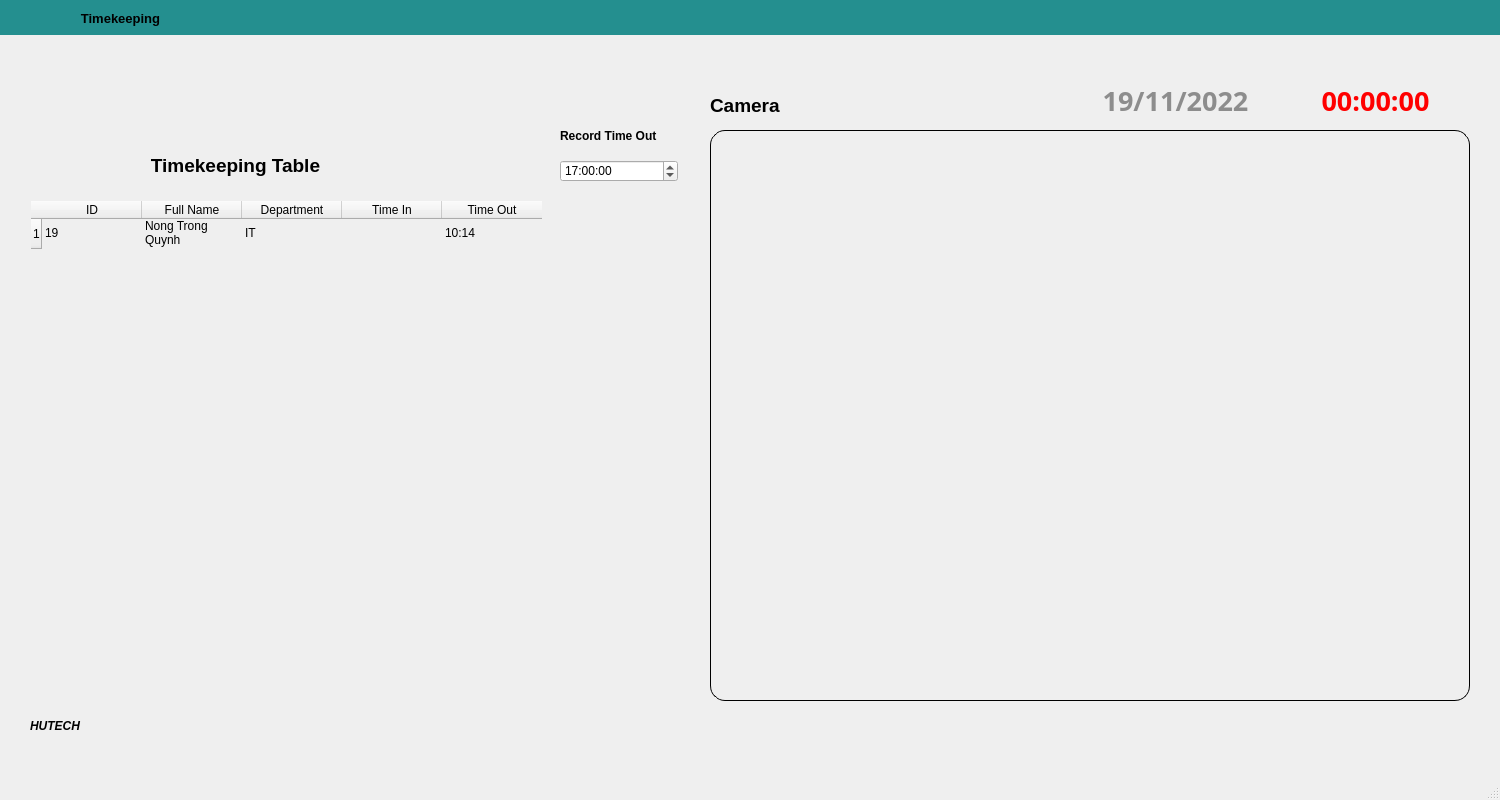
Before: the Qt Designer form UI/Timekeeping.ui in TrongQuynh/Face-Recognation, drawn with Qt 5.
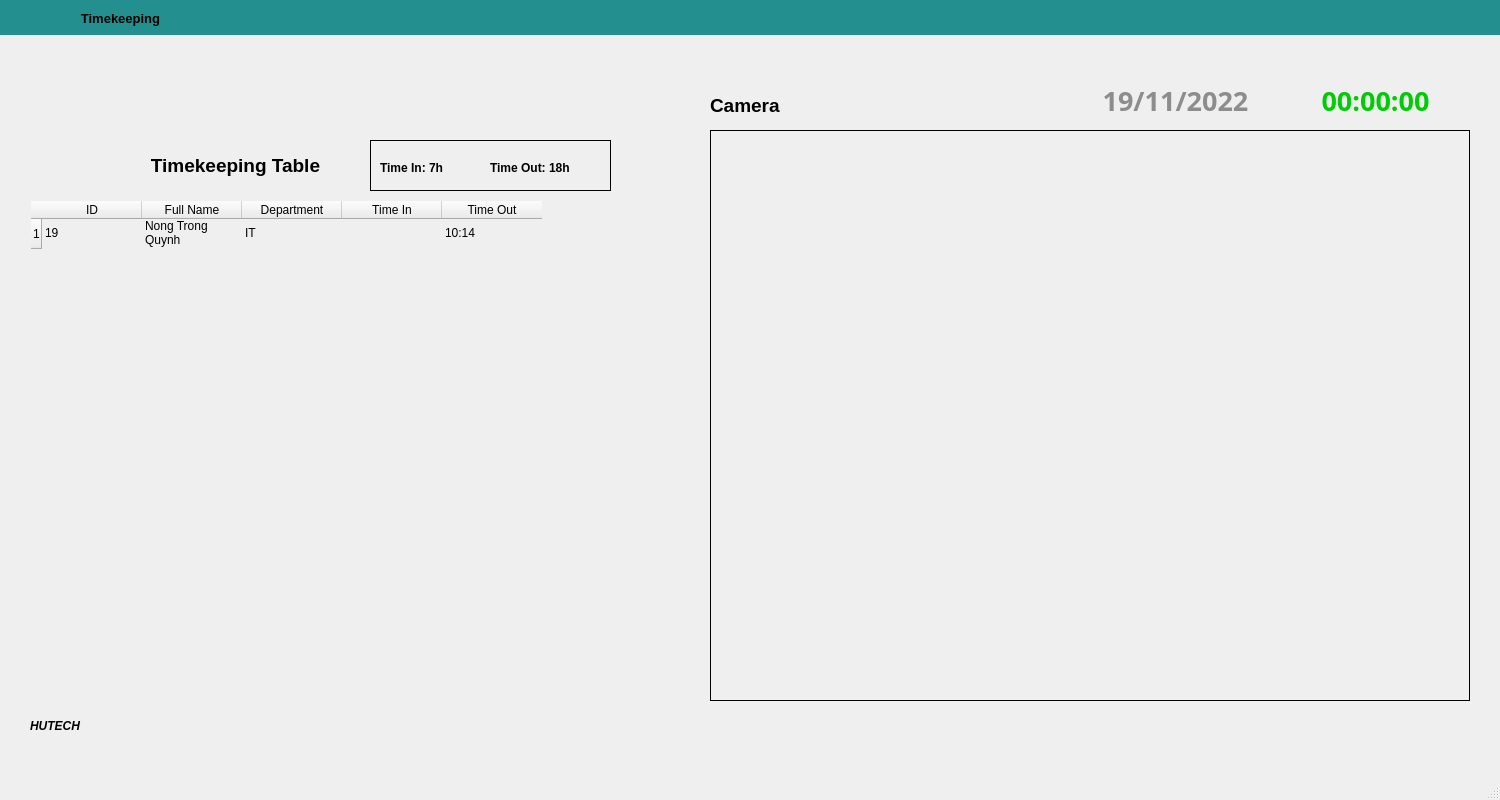
After: the same form once the commit is applied. Icons and pictures are not drawn.

The edit to the form file:
```diff
--- a/UI/Timekeeping.ui
+++ b/UI/Timekeeping.ui
@@ -26,7 +26,7 @@
     <property name="styleSheet">
      <string notr="true">#lbl_Capture{
 	border: 1px solid black;
-	border-radius: 15px
+	background: transparent;
 }</string>
     </property>
     <property name="text">
@@ -152,7 +152,7 @@
     </property>
     <property name="styleSheet">
      <string notr="true">#lbl_Clock{
-	color:#ff0000;
+	color:#00cc03;
 }</string>
     </property>
     <property name="text">
@@ -277,43 +277,6 @@
      <bool>true</bool>
     </property>
    </widget>
-   <widget class="QTimeEdit" name="TE_TimeOut">
-    <property name="geometry">
-     <rect>
-      <x>560</x>
-      <y>160</y>
-      <width>118</width>
-      <height>22</height>
-     </rect>
-    </property>
-    <property name="time">
-     <time>
-      <hour>17</hour>
-      <minute>0</minute>
-      <second>0</second>
-     </time>
-    </property>
-   </widget>
-   <widget class="QLabel" name="label_4">
-    <property name="geometry">
-     <rect>
-      <x>560</x>
-      <y>120</y>
-      <width>121</width>
-      <height>31</height>
-     </rect>
-    </property>
-    <property name="font">
-     <font>
-      <family>Segoe UI</family>
-      <weight>75</weight>
-      <bold>true</bold>
-     </font>
-    </property>
-    <property name="text">
-     <string>Record Time Out</string>
-    </property>
-   </widget>
    <widget class="QLabel" name="label_Text">
     <property name="geometry">
      <rect>
@@ -397,6 +360,64 @@
      <set>Qt::AlignCenter</set>
     </property>
    </widget>
+   <widget class="QLabel" name="label_5">
+    <property name="geometry">
+     <rect>
+      <x>380</x>
+      <y>160</y>
+      <width>91</width>
+      <height>16</height>
+     </rect>
+    </property>
+    <property name="font">
+     <font>
+      <pointsize>9</pointsize>
+      <weight>75</weight>
+      <bold>true</bold>
+     </font>
+    </property>
+    <property name="text">
+     <string>Time In: 7h</string>
+    </property>
+   </widget>
+   <widget class="QLabel" name="label_6">
+    <property name="geometry">
+     <rect>
+      <x>490</x>
+      <y>160</y>
+      <width>111</width>
+      <height>16</height>
+     </rect>
+    </property>
+    <property name="font">
+     <font>
+      <pointsize>9</pointsize>
+      <weight>75</weight>
+      <bold>true</bold>
+     </font>
+    </property>
+    <property name="text">
+     <string>Time Out: 18h</string>
+    </property>
+   </widget>
+   <widget class="QLabel" name="label_4">
+    <property name="geometry">
+     <rect>
+      <x>370</x>
+      <y>140</y>
+      <width>241</width>
+      <height>51</height>
+     </rect>
+    </property>
+    <property name="styleSheet">
+     <string notr="true">#label_4{
+border: 1 solid black;
+}</string>
+    </property>
+    <property name="text">
+     <string/>
+    </property>
+   </widget>
    <zorder>lbl_Background</zorder>
    <zorder>lbl_Capture</zorder>
    <zorder>lbl_Timekeeping</zorder>
```
Left out of the diff: 5 changed lines with no effect on the pictures.
